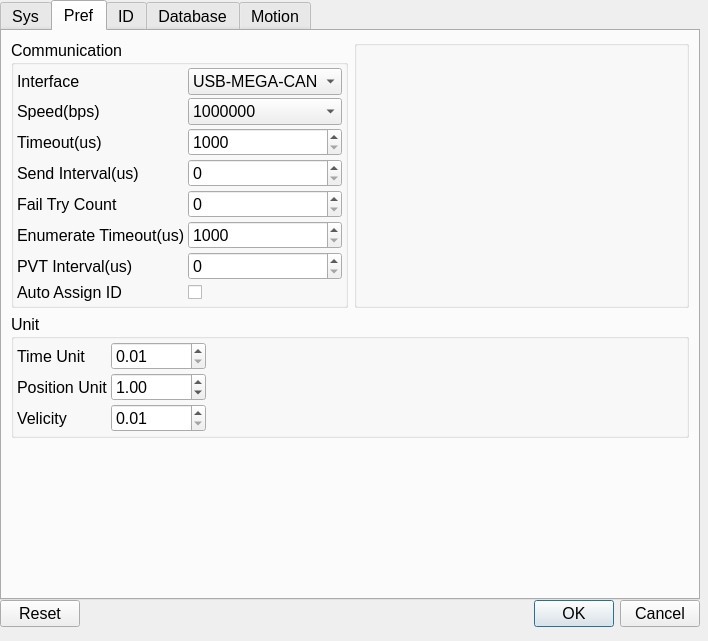
Old version of the form source/wnd/ui/syspref.ui in the repository ww4u/megarobostudio.
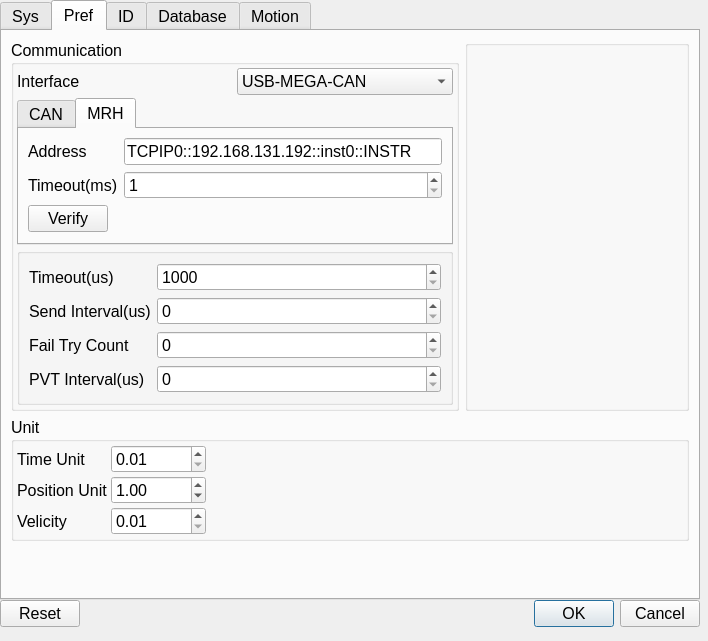
New version of the form. The open tabs and pages were chosen to show the change. Icons and pictures are not drawn.

Diff of the .ui file:
```diff
--- a/source/wnd/ui/syspref.ui
+++ b/source/wnd/ui/syspref.ui
@@ -65,7 +65,7 @@
       <enum>QTabWidget::North</enum>
      </property>
      <property name="currentIndex">
-      <number>3</number>
+      <number>1</number>
      </property>
      <widget class="QWidget" name="tab_2">
       <attribute name="title">
@@ -246,6 +246,16 @@
             </property>
            </widget>
           </item>
+          <item row="2" column="1">
+           <widget class="QCheckBox" name="chkAutoStatus">
+            <property name="layoutDirection">
+             <enum>Qt::RightToLeft</enum>
+            </property>
+            <property name="text">
+             <string>Auto Status View</string>
+            </property>
+           </widget>
+          </item>
          </layout>
         </widget>
        </item>
@@ -342,6 +352,12 @@
         <layout class="QHBoxLayout" name="horizontalLayout_2">
          <item>
           <widget class="QGroupBox" name="groupBox_3">
+           <property name="sizePolicy">
+            <sizepolicy hsizetype="Preferred" vsizetype="Preferred">
+             <horstretch>2</horstretch>
+             <verstretch>0</verstretch>
+            </sizepolicy>
+           </property>
            <property name="title">
             <string>Communication</string>
            </property>
@@ -361,30 +377,6 @@
             <property name="spacing">
              <number>3</number>
             </property>
-            <item row="6" column="0">
-             <widget class="QLabel" name="label_18">
-              <property name="text">
-               <string>Fail Try Count</string>
-              </property>
-             </widget>
-            </item>
-            <item row="2" column="0">
-             <widget class="QLabel" name="label_4">
-              <property name="text">
-               <string>Speed(bps)</string>
-              </property>
-             </widget>
-            </item>
-            <item row="8" column="1">
-             <widget class="QSpinBox" name="spinPvtInterval">
-              <property name="minimum">
-               <number>0</number>
-              </property>
-              <property name="maximum">
-               <number>1000000</number>
-              </property>
-             </widget>
-            </item>
             <item row="0" column="1">
              <widget class="QComboBox" name="cmbPort">
               <property name="enabled">
@@ -420,30 +412,51 @@
                  <normaloff>:/res/image/can2.png</normaloff>:/res/image/can2.png</iconset>
                </property>
               </item>
-             </widget>
-            </item>
-            <item row="8" column="0">
-             <widget class="QLabel" name="label_27">
+              <item>
+               <property name="text">
+                <string>MRH-T</string>
+               </property>
+               <property name="icon">
+                <iconset resource="../res/res.qrc">
+                 <normaloff>:/res/image/mrh-t.png</normaloff>:/res/image/mrh-t.png</iconset>
+               </property>
+              </item>
+              <item>
               <property name="text">
-               <string>PVT Interval(us)</string>
-              </property>
+                <string>MiniUSBCAN</string>
+               </property>
+               <property name="icon">
+                <iconset resource="../res/res.qrc">
+                 <normaloff>:/res/image/miniusbcan.png</normaloff>:/res/image/miniusbcan.png</iconset>
+               </property>
+              </item>
              </widget>
             </item>
-            <item row="7" column="0">
-             <widget class="QLabel" name="label_22">
+            <item row="0" column="0">
+             <widget class="QLabel" name="label_3">
               <property name="text">
-               <string>Enumerate Timeout(us)</string>
+               <string>Interface</string>
               </property>
              </widget>
             </item>
-            <item row="3" column="0">
-             <widget class="QLabel" name="label">
+            <item row="3" column="0" colspan="2">
+             <widget class="QTabWidget" name="tabWidget_2">
+              <property name="currentIndex">
+               <number>0</number>
+              </property>
+              <widget class="QWidget" name="tab_5">
+               <attribute name="title">
+                <string>CAN</string>
+               </attribute>
+               <layout class="QFormLayout" name="formLayout_3">
+                <item row="0" column="0">
+                 <widget class="QLabel" name="label_4">
               <property name="text">
-               <string>Timeout(us)</string>
+                   <string>Speed(bps)</string>
               </property>
              </widget>
             </item>
-            <item row="2" column="1">
+                <item row="0" column="1">
              <widget class="QComboBox" name="cmbSpeed">
               <property name="editable">
                <bool>false</bool>
@@ -525,17 +538,14 @@
               </item>
              </widget>
             </item>
-            <item row="6" column="1">
-             <widget class="QSpinBox" name="spinFailTry"/>
-            </item>
-            <item row="4" column="0">
-             <widget class="QLabel" name="label_6">
+                <item row="1" column="0">
+                 <widget class="QLabel" name="label_22">
               <property name="text">
-               <string>Send Interval(us)</string>
+                   <string>Enumerate Timeout(us)</string>
               </property>
              </widget>
             </item>
-            <item row="7" column="1">
+                <item row="1" column="1">
              <widget class="QSpinBox" name="spinEnumTmo">
               <property name="minimum">
                <number>1000</number>
@@ -545,7 +555,14 @@
               </property>
              </widget>
             </item>
-            <item row="9" column="1">
+                <item row="2" column="0">
+                 <widget class="QLabel" name="label_28">
+                  <property name="text">
+                   <string>Auto Assign ID</string>
+                  </property>
+                 </widget>
+                </item>
+                <item row="2" column="1">
              <widget class="QCheckBox" name="chkAutoAssignId">
               <property name="toolTip">
                <string>Auto Assign: Auto assign send/receive id for each device</string>
@@ -558,21 +575,69 @@
               </property>
              </widget>
             </item>
-            <item row="9" column="0">
-             <widget class="QLabel" name="label_28">
+               </layout>
+              </widget>
+              <widget class="QWidget" name="tab_6">
+               <attribute name="title">
+                <string>MRH</string>
+               </attribute>
+               <layout class="QFormLayout" name="formLayout_7">
+                <item row="0" column="0">
+                 <widget class="QLabel" name="label_32">
               <property name="text">
-               <string>Auto Assign ID</string>
+                   <string>Address</string>
               </property>
              </widget>
             </item>
+                <item row="0" column="1">
+                 <widget class="QLineEdit" name="edtVisa">
+                  <property name="text">
+                   <string>TCPIP0::192.168.131.192::inst0::INSTR</string>
+                  </property>
+                 </widget>
+                </item>
+                <item row="2" column="0">
+                 <widget class="QPushButton" name="btnVerify_2">
+                  <property name="text">
+                   <string>Verify</string>
+                  </property>
+                 </widget>
+                </item>
+                <item row="1" column="0">
+                 <widget class="QLabel" name="label_33">
+                  <property name="text">
+                   <string>Timeout(ms)</string>
+                  </property>
+                 </widget>
+                </item>
+                <item row="1" column="1">
+                 <widget class="QSpinBox" name="spinVisaTmo">
+                  <property name="minimum">
+                   <number>1</number>
+                  </property>
+                  <property name="maximum">
+                   <number>1000000</number>
+                  </property>
+                 </widget>
+                </item>
+               </layout>
+              </widget>
+             </widget>
+            </item>
+            <item row="4" column="0" colspan="2">
+             <widget class="QGroupBox" name="groupBox_12">
+              <property name="title">
+               <string/>
+              </property>
+              <layout class="QFormLayout" name="formLayout_8">
             <item row="0" column="0">
-             <widget class="QLabel" name="label_3">
+                <widget class="QLabel" name="label">
               <property name="text">
-               <string>Interface</string>
+                  <string>Timeout(us)</string>
               </property>
              </widget>
             </item>
-            <item row="3" column="1">
+               <item row="0" column="1">
              <widget class="QSpinBox" name="spinTmo">
               <property name="minimum">
                <number>1000</number>
@@ -582,7 +647,14 @@
               </property>
              </widget>
             </item>
-            <item row="4" column="1">
+               <item row="1" column="0">
+                <widget class="QLabel" name="label_6">
+                 <property name="text">
+                  <string>Send Interval(us)</string>
+                 </property>
+                </widget>
+               </item>
+               <item row="1" column="1">
              <widget class="QSpinBox" name="spinInterval">
               <property name="minimum">
                <number>0</number>
@@ -592,11 +664,47 @@
               </property>
              </widget>
             </item>
+               <item row="2" column="0">
+                <widget class="QLabel" name="label_18">
+                 <property name="text">
+                  <string>Fail Try Count</string>
+                 </property>
+                </widget>
+               </item>
+               <item row="2" column="1">
+                <widget class="QSpinBox" name="spinFailTry"/>
+               </item>
+               <item row="3" column="0">
+                <widget class="QLabel" name="label_27">
+                 <property name="text">
+                  <string>PVT Interval(us)</string>
+                 </property>
+                </widget>
+               </item>
+               <item row="3" column="1">
+                <widget class="QSpinBox" name="spinPvtInterval">
+                 <property name="minimum">
+                  <number>0</number>
+                 </property>
+                 <property name="maximum">
+                  <number>1000000</number>
+                 </property>
+                </widget>
+               </item>
+              </layout>
+             </widget>
+            </item>
            </layout>
           </widget>
          </item>
          <item>
           <widget class="QGroupBox" name="groupBox_11">
+           <property name="sizePolicy">
+            <sizepolicy hsizetype="Preferred" vsizetype="Preferred">
+             <horstretch>1</horstretch>
+             <verstretch>0</verstretch>
+            </sizepolicy>
+           </property>
            <property name="title">
             <string/>
            </property>
@@ -605,8 +713,8 @@
              <widget class="QLabel" name="labelCanPic">
               <property name="maximumSize">
                <size>
-                <width>64</width>
-                <height>64</height>
+                <width>128</width>
+                <height>128</height>
                </size>
               </property>
               <property name="text">
```
Lines whose indentation alone changed are shown as unchanged.
